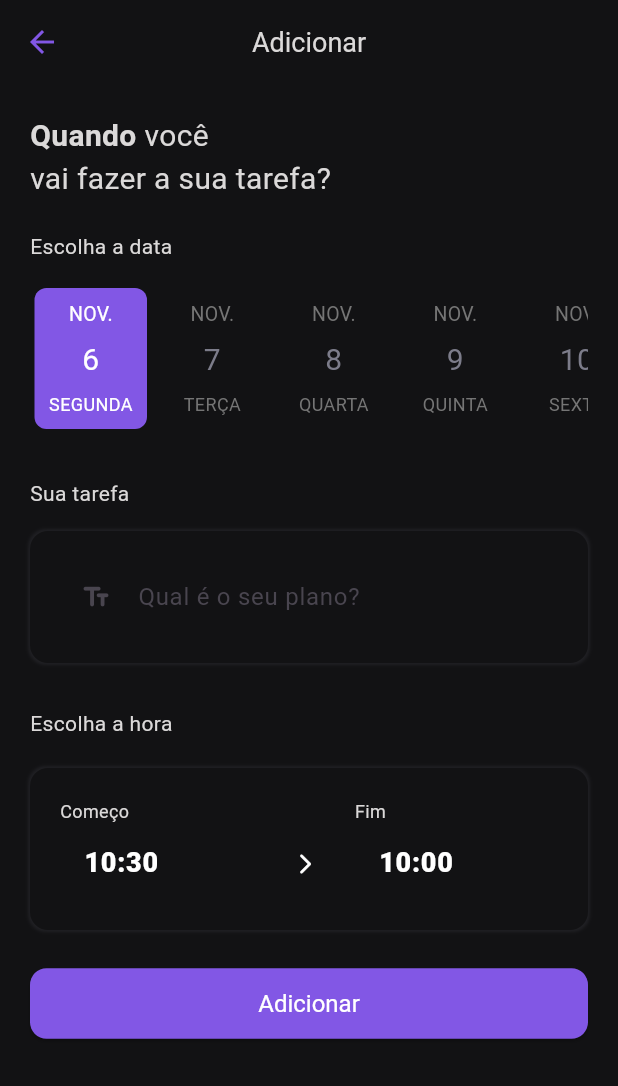
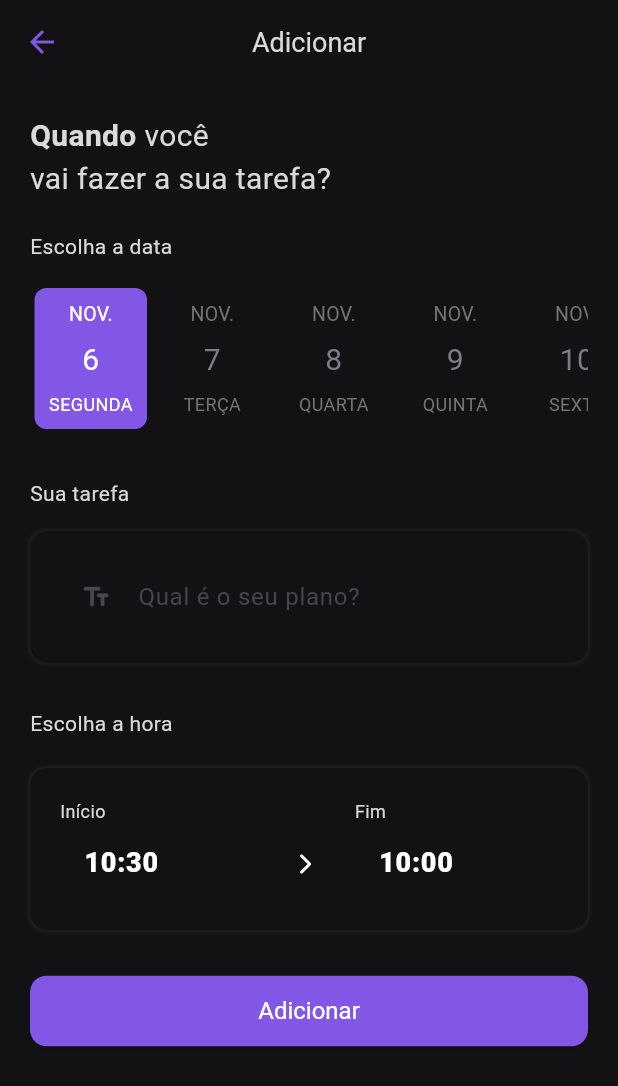
Before and after one commit to josedeneto/todo_app, a Flutter app: the AddTodoPage screen opened by its route, on a phone screen of 412 x 824 dp. Shown: the top 1086 px of the screen. Run offline on Flutter 3.47's test engine with Material 2 defaults, Android fonts, the phone set to English and light mode, and no system bars; drawn by our look-alikes of date_picker_timeline.

Commit message:
Criação do novo componente TodoTime

```diff
--- a/lib/app/core/strings/app_strings.dart
+++ b/lib/app/core/strings/app_strings.dart
@@ -2,6 +2,8 @@ class AppStrings {
   static const messageNoTodo ='Sem tarefas por fazer. Adicione uma tarefa';
   static const  addTodo = 'Adicionar';
   static const whatYourPlane = 'Qual é o seu plano?';
-  static const to ='para';
   static const deleteTask = "Deletar a tarefa";
+  static const when = 'Quando';
+  static const you ='você';
+  static const doTheTask = 'vai fazer a sua tarefa?';
 }
--- a/lib/app/views/add_todo/add_todo_page.dart
+++ b/lib/app/views/add_todo/add_todo_page.dart
@@ -2,6 +2,8 @@ import 'package:app_todo/app/core/helpers/extensions/navigators_extension.dart';
 import 'package:app_todo/app/model/todo_model.dart';
 import 'package:app_todo/app/core/style/app_typography.dart';
 import 'package:app_todo/app/core/widgets/app_bar_widget.dart';
+import 'package:app_todo/app/views/add_todo/widget/time_todo.dart';
+import 'package:app_todo/app/views/add_todo/widget/todo_container.dart';
 import 'package:app_todo/app/views/home/controller/home_controller.dart';
 import 'package:flutter/material.dart';
 import 'package:intl/intl.dart';
@@ -99,21 +101,7 @@ class _AddTodoPageState extends State<AddTodoPage>
                 const SizedBox(
                   height: 15,
                 ),
-                Container(
-                  padding: const EdgeInsets.all(20),
-                  decoration: BoxDecoration(
-                    boxShadow: [
-                      BoxShadow(
-                        color: AppColor.border.withOpacity(0.8),
-                        blurRadius: 1.0,
-                        spreadRadius: 1.0,
-                      )
-                    ],
-                    borderRadius: BorderRadius.circular(
-                      12,
-                    ),
-                    color: AppColor.background,
-                  ),
+                TodoContainer(
                   child: TextFormField(
                     controller: todoController,
                     style: AppTypography.normal,
@@ -146,36 +134,12 @@ class _AddTodoPageState extends State<AddTodoPage>
                 const SizedBox(
                   height: 20,
                 ),
-                Container(
-                  padding: const EdgeInsets.all(20),
-                  decoration: BoxDecoration(
-                    boxShadow: [
-                      BoxShadow(
-                        color: AppColor.border.withOpacity(0.8),
-                        blurRadius: 1.0,
-                        spreadRadius: 1.0,
-                      )
-                    ],
-                    borderRadius: BorderRadius.circular(
-                      12,
-                    ),
-                    color: AppColor.background,
-                  ),
+                TodoContainer(
                   child: Row(
                     mainAxisAlignment: MainAxisAlignment.spaceEvenly,
                     children: [
-                      Expanded(
-                        child: Column(
-                          mainAxisAlignment: MainAxisAlignment.center,
-                          crossAxisAlignment: CrossAxisAlignment.start,
-                          children: [
-                            TextDescription(
-                              text: 'Começo',
-                              style: AppTypography.normal!.copyWith(
-                                fontSize: 12,
-                              ),
-                            ),
-                            TextFormField(
+                      TimeTodo(
+                        inputTime: TextFormField(
                           controller: initHourController,
                           readOnly: true,
                           onTap: showTime,
@@ -185,8 +149,7 @@ class _AddTodoPageState extends State<AddTodoPage>
                             hintText: hourFormat.toString(),
                           ),
                         ),
-                          ],
-                        ),
+                        text: 'Início',
                       ),
                       const Padding(
                         padding: EdgeInsets.only(
@@ -200,32 +163,21 @@ class _AddTodoPageState extends State<AddTodoPage>
                           size: 16,
                         ),
                       ),
-                      Expanded(
-                        child: Column(
-                          mainAxisAlignment: MainAxisAlignment.center,
-                          crossAxisAlignment: CrossAxisAlignment.start,
-                          children: [
-                            TextDescription(
-                              text: 'Fim',
-                              style: AppTypography.normal!.copyWith(
-                                fontSize: 12,
-                              ),
-                            ),
-                            TextFormField(
+                      TimeTodo(
+                        inputTime: TextFormField(
                           style: AppTypography.boldText,
                           decoration: InputDecoration(
                             hintText: '10:00',
                             hintStyle: AppTypography.boldText,
                           ),
                         ),
-                          ],
-                        ),
+                        text: 'Fim',
                       )
                     ],
                   ),
                 ),
                 const SizedBox(
-                  height: 25,
+                  height: 30,
                 ),
                 SizedBox(
                   width: double.infinity,
@@ -246,7 +198,9 @@ class _AddTodoPageState extends State<AddTodoPage>
                         );
                       }
                     },
-                    child: const Text(AppStrings.addTodo),
+                    child: const Text(
+                      AppStrings.addTodo,
+                    ),
                   ),
                 )
               ],
--- a/lib/app/views/add_todo/widget/question_text.dart
+++ b/lib/app/views/add_todo/widget/question_text.dart
@@ -1,3 +1,4 @@
+import 'package:app_todo/app/core/strings/app_strings.dart';
 import 'package:flutter/material.dart';
 
 import '../../../core/style/app_typography.dart';
@@ -16,17 +17,17 @@ class QuestionText extends StatelessWidget {
         ),
         children: [
           TextSpan(
-            text: 'Quando ',
+            text: AppStrings.when,
             style: AppTypography.normal!.copyWith(
               fontWeight: FontWeight.w700,
               fontSize: 20,
             ),
           ),
           const TextSpan(
-            text: 'você\n',
+            text: ' ${AppStrings.you}\n',
           ),
           const TextSpan(
-            text: 'vai fazer a sua tarefa?',
+            text: AppStrings.doTheTask,
           )
         ],
       ),
--- /dev/null
+++ b/lib/app/views/add_todo/widget/time_todo.dart
@@ -0,0 +1,34 @@
+// ignore_for_file: public_member_api_docs, sort_constructors_first
+import 'package:flutter/material.dart';
+
+import '../../../core/style/app_typography.dart';
+import 'text_description.dart';
+
+class TimeTodo extends StatelessWidget {
+  final Widget inputTime;
+  final String text;
+  const TimeTodo({
+    Key? key,
+    required this.inputTime,
+    required this.text,
+  }) : super(key: key);
+
+  @override
+  Widget build(BuildContext context) {
+    return Expanded(
+      child: Column(
+        mainAxisAlignment: MainAxisAlignment.center,
+        crossAxisAlignment: CrossAxisAlignment.start,
+        children: [
+          TextDescription(
+            text: text,
+            style: AppTypography.normal!.copyWith(
+              fontSize: 12,
+            ),
+          ),
+          inputTime
+        ],
+      ),
+    );
+  }
+}
--- a/lib/app/views/add_todo/widget/todo_container.dart
+++ b/lib/app/views/add_todo/widget/todo_container.dart
@@ -1,4 +1,3 @@
-// ignore_for_file: public_member_api_docs, sort_constructors_first
 import 'package:flutter/material.dart';
 
 import '../../../core/colors/app_color.dart';
```
Lines whose indentation alone changed are shown as unchanged.
